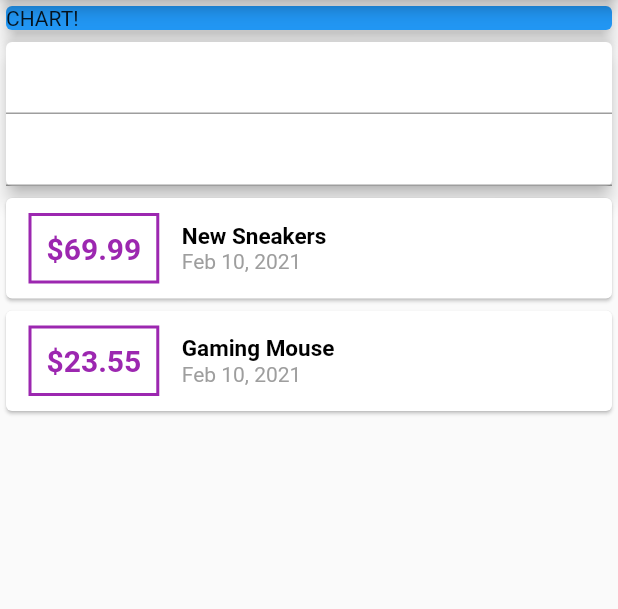
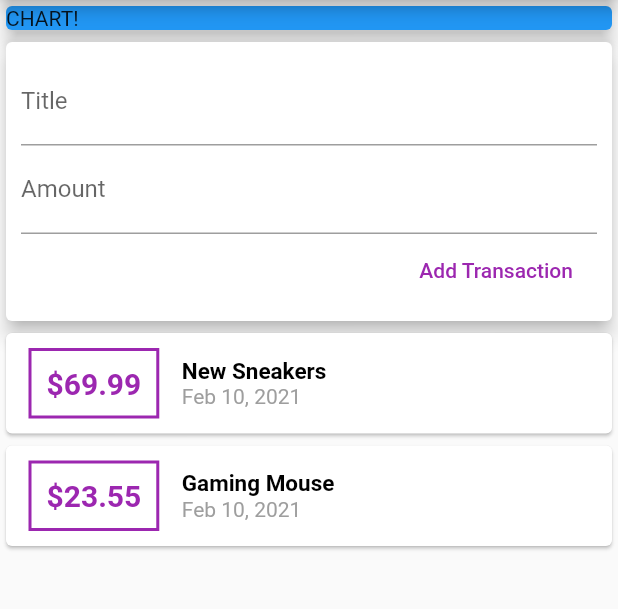
Before and after one commit to ShemBrooklyne/Expense-Tracker-App, a Flutter app: the screen it shows after launch, on a phone screen of 412 x 824 dp, the part 84-693 px from its top. Run offline on Flutter 3.47's test engine with Material 2 defaults, Android fonts, the phone set to English and light mode, and no system bars.

Commit message:
Registering key stroke input

```diff
--- a/lib/main.dart
+++ b/lib/main.dart
@@ -1,6 +1,7 @@
 import 'package:expense_tracker/transaction.dart';
 import 'package:flutter/material.dart';
 import 'package:intl/intl.dart';
+
 void main() => runApp(MyApp());
 
 class MyApp extends StatelessWidget {
@@ -28,6 +29,8 @@ class MyHomePage extends StatelessWidget {
       date: DateTime.now(),
     ),
   ];
+  String titleInput;
+  String amountInput;
   @override
   Widget build(BuildContext context) {
     return Scaffold(
@@ -48,14 +51,34 @@ class MyHomePage extends StatelessWidget {
           ),
           Card(
             elevation: 5,
-            child: Column(
-              children: <Widget>[
-                TextField(),
-                TextField(),
+            child: Container(
+              padding: EdgeInsets.all(10),
+              child: Column(
+                crossAxisAlignment: CrossAxisAlignment.end,
+                children: <Widget>[
+                  TextField(
+                    decoration: InputDecoration(labelText: 'Title'),
+                    onChanged: (val) {
+                      titleInput = val;
+                    },
+                  ),
+                  TextField(
+                    decoration: InputDecoration(labelText: 'Amount'),
+                    onChanged: (val) {
+                      amountInput = val;
+                    },
+                  ),
+                  FlatButton(
+                    child: Text('Add Transaction'),
+                    textColor: Colors.purple,
+                    onPressed: () {
 
-              ],
+                    },
+                  )
+                ],
               ),
-              ),
+            ),
+          ),
           Column(
             children: transactions.map((tx) {
               return Card(
@@ -104,8 +127,7 @@ class MyHomePage extends StatelessWidget {
                   ],
                 ),
               );
-            }
-            ).toList(),
+            }).toList(),
           ),
         ],
       ),
```
